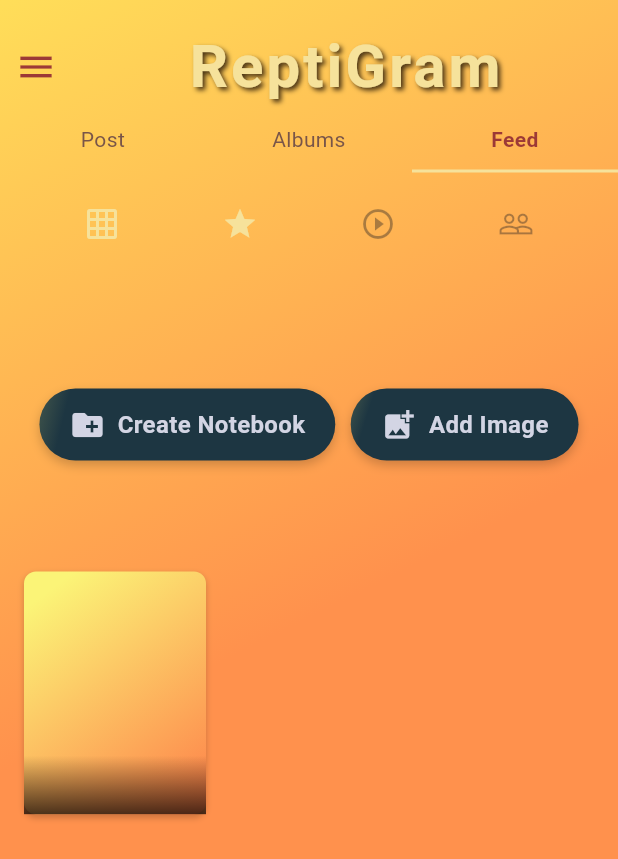
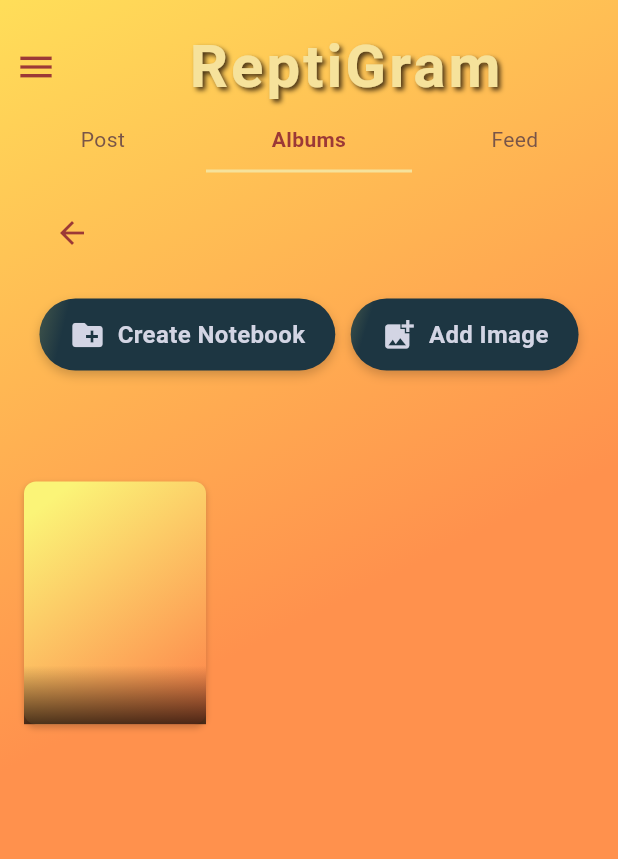
Before and after one commit to FelipeJuarezJr/ReptiGramFirestore, a Flutter app: the NotebooksScreen screen opened directly with empty values, on a phone screen of 412 x 824 dp. Shown: the top 859 px of the screen. Run offline on Flutter 3.47's test engine with Material 3 defaults, Android fonts, the phone set to English and light mode, and no system bars; our stand-ins replace cloud_firestore, firebase_auth, firebase_core, firebase_storage, google_sign_in, image_picker; missing offline and left inert: google_sign_in_platform_interface, google_sign_in_web; accounts and stored records are empty.

Commit message:
Notebooks screen nav correction

```diff
--- a/lib/screens/notebooks_screen.dart
+++ b/lib/screens/notebooks_screen.dart
@@ -4,6 +4,7 @@ import '../common/header.dart';
 import '../common/title_header.dart';
 import '../screens/binders_screen.dart';
 import '../screens/photos_only_screen.dart';
+
 import 'package:image_picker/image_picker.dart';
 import 'package:firebase_storage/firebase_storage.dart';
 import 'package:provider/provider.dart';
@@ -141,13 +142,38 @@ class _NotebooksScreenState extends State<NotebooksScreen> {
           child: Column(
             children: [
               const TitleHeader(),
-              const Header(initialIndex: 2),
+              const Header(initialIndex: 1),
               Expanded(
                 child: Padding(
                   padding: const EdgeInsets.all(16.0),
                   child: Column(
                     children: [
-                      const SizedBox(height: 60.0),
+                      // Back button row
+                      Align(
+                        alignment: Alignment.topLeft,
+                        child: Padding(
+                          padding: const EdgeInsets.only(left: 8.0),
+                          child: IconButton(
+                            icon: const Icon(
+                              Icons.arrow_back,
+                              color: AppColors.titleText,
+                            ),
+                            onPressed: () {
+                              Navigator.pushReplacement(
+                                context,
+                                MaterialPageRoute(
+                                  builder: (context) => BindersScreen(
+                                    binderName: widget.notebookName,
+                                    parentAlbumName: widget.parentAlbumName,
+                                    source: PhotoSources.binders,
+                                  ),
+                                ),
+                              );
+                            },
+                          ),
+                        ),
+                      ),
+                      const SizedBox(height: 20.0),
                       // Action Buttons at the top
                       Row(
                         mainAxisAlignment: MainAxisAlignment.spaceEvenly,
@@ -305,6 +331,8 @@ class _NotebooksScreenState extends State<NotebooksScreen> {
       ),
     );
   }
+
+
 
   void _createNewNotebook() {
     showDialog(
```
